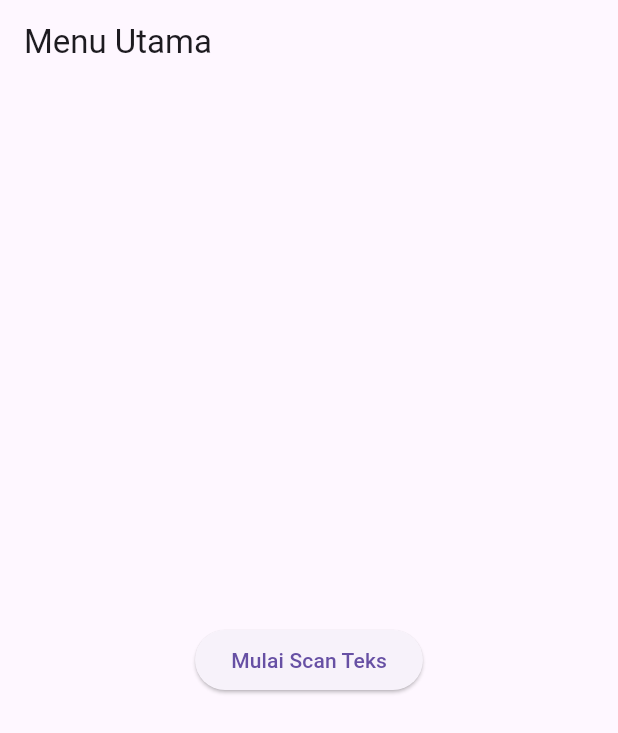
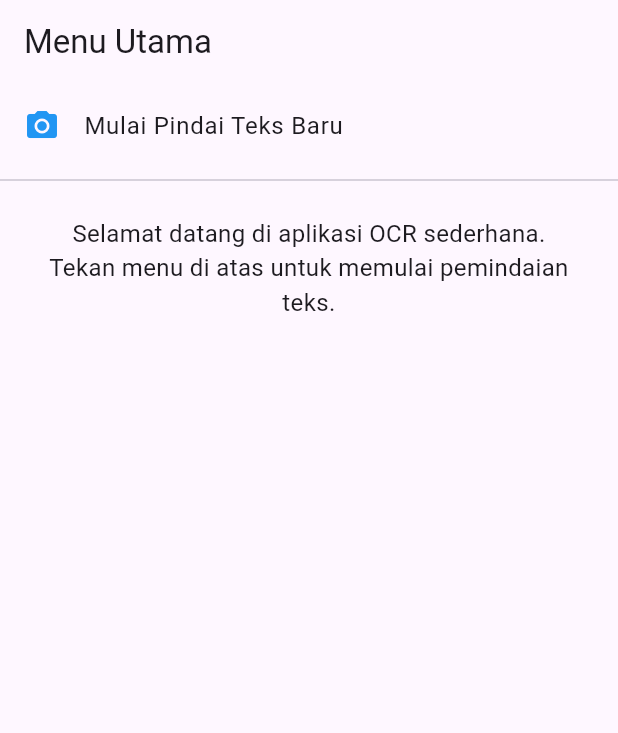
Before and after one commit to NindyaShafira24/ocr_sederhana, a Flutter app: the screen it shows after launch, on a phone screen of 412 x 824 dp. Shown: the top 733 px of the screen. Run offline on Flutter 3.47's test engine with Material 3 defaults, Android fonts, the phone set to English and light mode, and no system bars; our stand-ins replace camera; missing offline and left inert: google_mlkit_text_recognition.

Commit message:
UTS: Selesai Soal 1 - ListTile dan Navigasi Balik

```diff
--- a/lib/screens/home_screen.dart
+++ b/lib/screens/home_screen.dart
@@ -7,17 +7,32 @@ class HomeScreen extends StatelessWidget {
   @override
   Widget build(BuildContext context) {
     return Scaffold(
-      appBar: AppBar(title: const Text('Menu Utama')),
-      body: Center(
-        child: ElevatedButton(
-          onPressed: () {
-            Navigator.push(
-              context,
-              MaterialPageRoute(builder: (_) => const ScanScreen()),
-            );
-          },
-          child: const Text('Mulai Scan Teks'),
-        ),
+      appBar: AppBar(
+        title: const Text('Menu Utama'),
+      ),
+      body: ListView(
+        children: [
+          ListTile(
+            leading: const Icon(Icons.camera_alt, color: Colors.blue),
+            title: const Text('Mulai Pindai Teks Baru'),
+            onTap: () {
+              Navigator.push(
+                context,
+                MaterialPageRoute(builder: (context) => const ScanScreen()),
+              );
+            },
+          ),
+          const Divider(),
+          const Padding(
+            padding: EdgeInsets.all(16.0),
+            child: Text(
+              'Selamat datang di aplikasi OCR sederhana.\n'
+              'Tekan menu di atas untuk memulai pemindaian teks.',
+              style: TextStyle(fontSize: 16),
+              textAlign: TextAlign.center,
+            ),
+          ),
+        ],
       ),
     );
   }
```
Also changed, not shown: lib/screens/result_screen.dart (+12 -1 lines).
